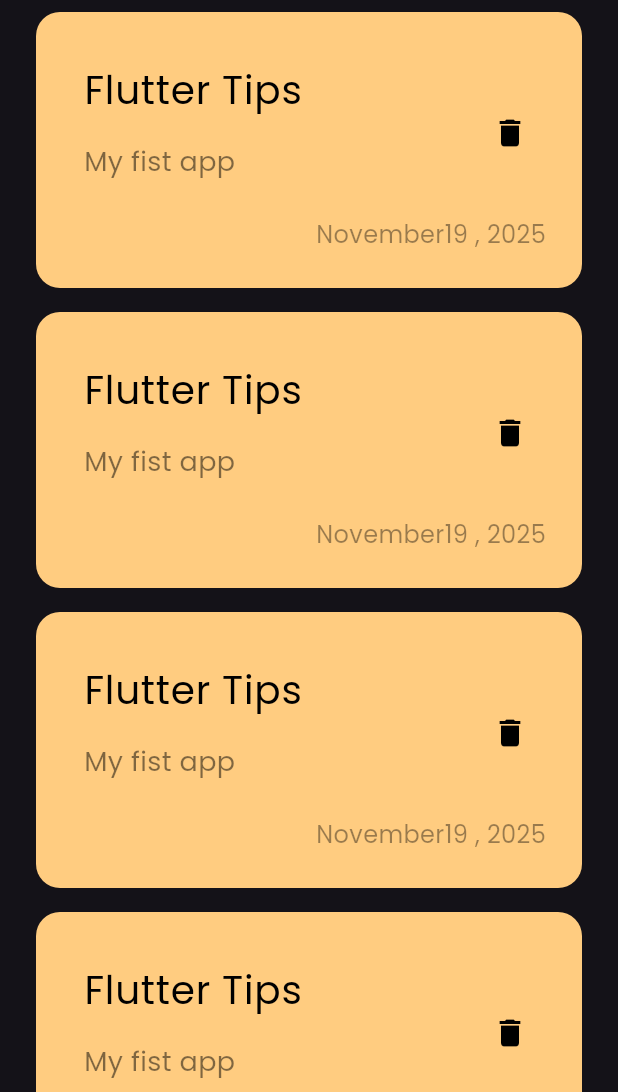
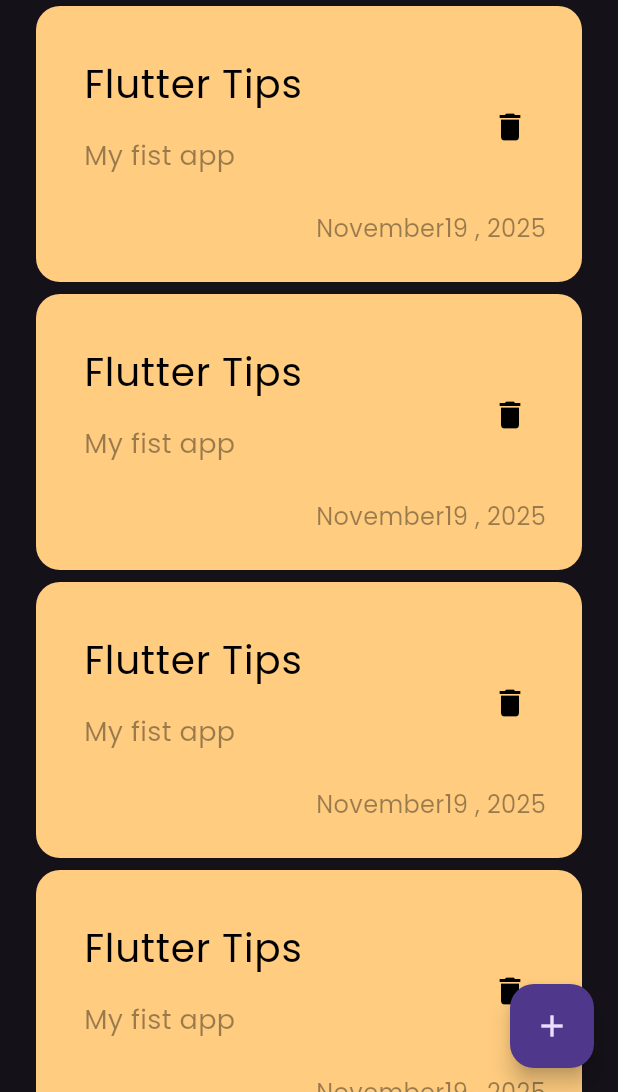
Before and after one commit to Yehia-Yehia1/notes_app, a Flutter app: the screen it shows after launch, on a phone screen of 412 x 824 dp, the part 144-1236 px from its top. Run offline on Flutter 3.47's test engine with Material 3 defaults, Android fonts, the phone set to English and light mode, and no system bars.

Commit message:
add floating action button

```diff
--- a/app/lib/views/notes_view.dart
+++ b/app/lib/views/notes_view.dart
@@ -7,6 +7,12 @@ class NotesView extends StatelessWidget {
 
   @override
   Widget build(BuildContext context) {
-    return const Scaffold(body: NotesViewBody());
+    return Scaffold(
+      floatingActionButton: FloatingActionButton(
+        onPressed: () {},
+        child: const Icon(Icons.add),
+      ),
+      body: const NotesViewBody(),
+    );
   }
 }
--- a/app/lib/views/widgets/custom_note_item.dart
+++ b/app/lib/views/widgets/custom_note_item.dart
@@ -24,7 +24,7 @@ class NoteItem extends StatelessWidget {
               child: Text(
                 'My fist app',
                 style: TextStyle(
-                  color: Colors.black.withOpacity(.5),
+                  color: Colors.black.withOpacity(.4),
                   fontSize: 18,
                 ),
               ),
--- a/app/lib/views/widgets/notes_list_view.dart
+++ b/app/lib/views/widgets/notes_list_view.dart
@@ -10,7 +10,7 @@ class NotesListView extends StatelessWidget {
     return ListView.builder(
       itemBuilder: (context, index) {
         return const Padding(
-          padding: EdgeInsets.symmetric(vertical: 8),
+          padding: EdgeInsets.symmetric(vertical: 4),
           child: NoteItem(),
         );
       },
```
